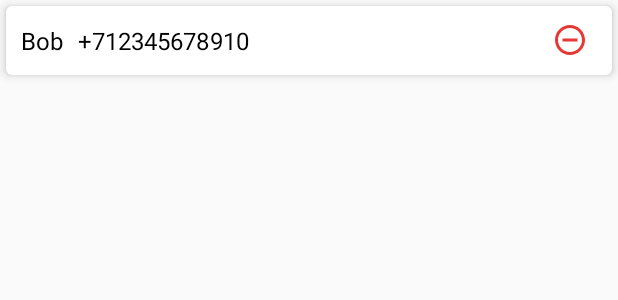
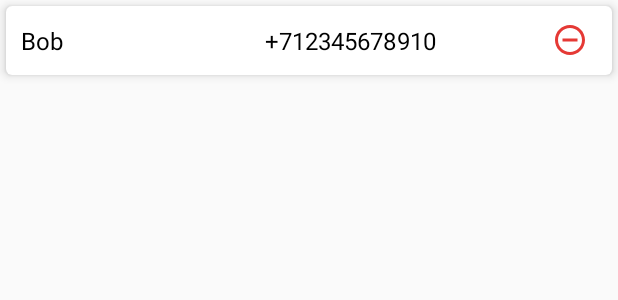
Before and after one commit to EugeneTheDev/InTroubleApp, an Android app: the layout item_receiver.xml on its own in the app's theme, with its tools: preview values and no code run, on a phone screen of 412 x 824 dp. Shown: the top 300 px of the screen. Run offline under Robolectric (Android 15) with nearby library versions, the phone set to English and light mode, and no system bars.

Commit message:
Improve item_receiver

```diff
--- a/app/src/main/res/layout/item_receiver.xml
+++ b/app/src/main/res/layout/item_receiver.xml
@@ -26,19 +26,25 @@
 
         <TextView
             android:id="@+id/receiverName"
-            android:layout_width="wrap_content"
+            android:layout_width="0dp"
             android:layout_height="wrap_content"
+            android:layout_weight="4"
             android:textColor="@android:color/black"
             android:textSize="16sp"
+            android:maxLines="1"
+            android:ellipsize="end"
             tools:text="Bob"/>
 
         <TextView
             android:id="@+id/receiverNumber"
-            android:layout_width="wrap_content"
+            android:layout_width="0dp"
             android:layout_height="wrap_content"
+            android:layout_weight="4"
             android:layout_marginStart="10dp"
             android:textColor="@android:color/black"
             android:textSize="16sp"
+            android:maxLines="1"
+            android:ellipsize="end"
             tools:text="+712345678910"/>
 
         <View
```
